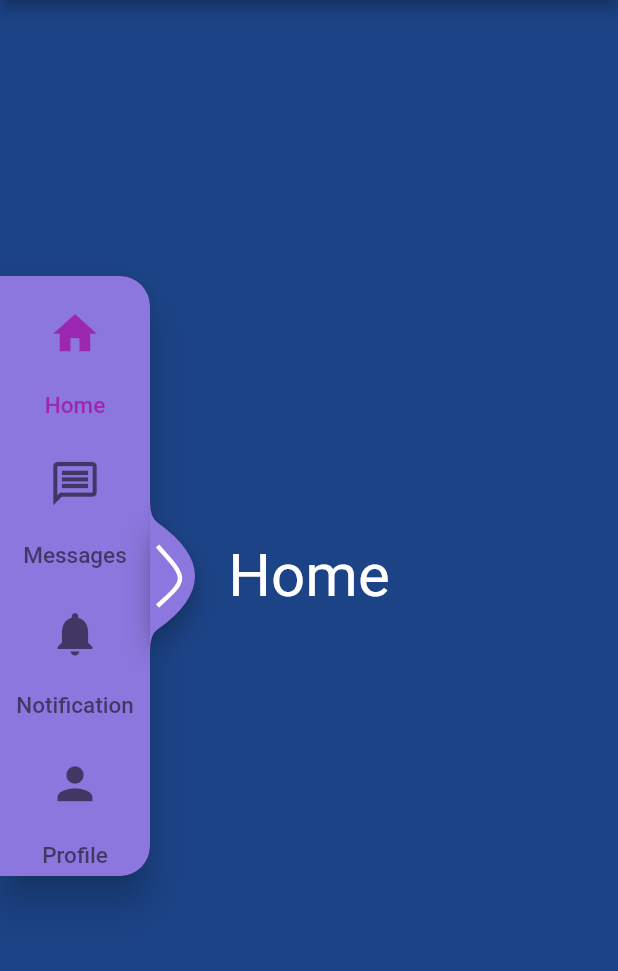
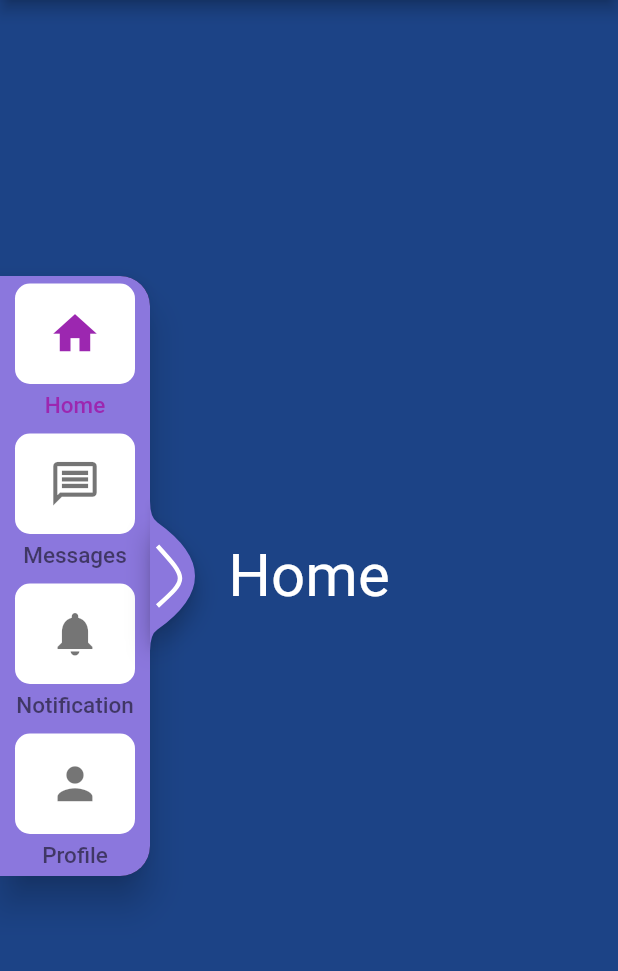
Before and after one commit to youssefali424/AnimatedRail, a Flutter app: the screen it shows after launch, on a phone screen of 412 x 824 dp, the part 84-1055 px from its top. Run offline on Flutter 3.47's test engine with Material 2 defaults, Android fonts, the phone set to English and light mode, and no system bars.

```diff
--- a/analysis_options.yaml
+++ b/analysis_options.yaml
@@ -1 +1,4 @@
 include: package:pedantic/analysis_options.yaml
+analyzer:
+    - enable-experiment:
+        - non-nullable
--- a/example/lib/main.dart
+++ b/example/lib/main.dart
@@ -89,7 +89,7 @@ class _MyHomePageState extends State<MyHomePage> {
         background: hexToColor('#8B77DD'),
         maxWidth: 275,
         width: 100,
-        iconBackground: Colors.transparent,
+        // iconBackground: Colors.transparent,
         items: [
           RailItem(
               icon: Icon(Icons.home),
--- a/lib/AnimatedRail/AnimatedRail.dart
+++ b/lib/AnimatedRail/AnimatedRail.dart
@@ -22,16 +22,16 @@ class AnimatedRail extends StatefulWidget {
   final Color iconBackground;
 
   /// default active color for text and icon if the [RailItem] doesn't have one
-  final Color activeColor;
+  final Color? activeColor;
 
   /// default inactive icon and text color if the [RailItem] doesn't have one
-  final Color iconColor;
+  final Color? iconColor;
 
   /// current selected Index dont use it unlessa you want to change the tabs programmatically
-  final int selectedIndex;
+  final int? selectedIndex;
 
   /// background of the rail
-  final Color background;
+  final Color? background;
 
   /// if true the the rail can exapnd and reach [maxWidth] and the animation for text will take effect default true
   final bool expand;
@@ -39,7 +39,7 @@ class AnimatedRail extends StatefulWidget {
   /// if true the rail will not move vertically default to false
   final bool isStatic;
   const AnimatedRail(
-      {Key key,
+      {Key? key,
       this.width = 100,
       this.maxWidth = 350,
       this.direction = TextDirection.ltr,
@@ -64,11 +64,10 @@ class _AnimatedRailState extends State<AnimatedRail> {
   @override
   void didUpdateWidget(covariant AnimatedRail oldWidget) {
     super.didUpdateWidget(oldWidget);
-    if (widget.selectedIndex != null) {
+    var index = widget.selectedIndex;
+    if (index != null) {
       selectedIndexNotifier.value =
-          (widget.selectedIndex ?? 0) > (widget.items.length - 1)
-              ? 0
-              : widget.selectedIndex;
+          index > (widget.items.length - 1) ? 0 : index;
     }
   }
 
@@ -91,8 +90,8 @@ class _AnimatedRailState extends State<AnimatedRail> {
               children: [
                 ValueListenableBuilder(
                   valueListenable: selectedIndexNotifier,
-                  builder: (cx, index, _) =>
-                      items.isNotEmpty ? items[index].screen : Container(),
+                  builder: (cx, int? index, _) =>
+                      items.isNotEmpty ? items[index ?? 0].screen : Container(),
                 ),
                 AnimatedRailRaw(
                   constraints: constraints,
--- a/lib/AnimatedRail/AnimatedRailRaw.dart
+++ b/lib/AnimatedRail/AnimatedRailRaw.dart
@@ -11,7 +11,7 @@ class AnimatedRailRaw extends StatefulWidget {
   final BoxConstraints constraints;
 
   /// on tab clicked
-  final ValueChanged<int> onTap;
+  final ValueChanged<int>? onTap;
 
   /// the width of the rail when it is opened default to 100
   final double width;
@@ -26,19 +26,19 @@ class AnimatedRailRaw extends StatefulWidget {
   final List<RailItem> items;
 
   /// default icon background color if the [RailItem] doesn't have one
-  final Color iconBackground;
+  final Color? iconBackground;
 
   /// default active color for text and icon if the [RailItem] doesn't have one
-  final Color activeColor;
+  final Color? activeColor;
 
   /// default inactive icon and text color if the [RailItem] doesn't have one
-  final Color iconColor;
+  final Color? iconColor;
 
   /// current selected Index dont use it unlessa you want to change the tabs programmatically
-  final int selectedIndex;
+  final int? selectedIndex;
 
   /// background of the rail
-  final Color background;
+  final Color? background;
 
   /// if true the the rail can exapnd and reach [maxWidth] and the animation for text will take effect default true
   final bool expand;
@@ -47,13 +47,13 @@ class AnimatedRailRaw extends StatefulWidget {
   final bool isStatic;
 
   const AnimatedRailRaw(
-      {Key key,
-      @required this.constraints,
+      {Key? key,
+      this.constraints = const BoxConstraints(),
       this.width = 100,
       this.maxWidth = 350,
       this.direction = TextDirection.ltr,
       this.items = const [],
-      this.iconBackground = Colors.white,
+      this.iconBackground,
       this.activeColor,
       this.iconColor,
       this.selectedIndex,
@@ -69,26 +69,24 @@ class AnimatedRailRaw extends StatefulWidget {
 
 class _AnimatedRailRawState extends State<AnimatedRailRaw>
     with TickerProviderStateMixin {
-  Animation<double> _animation;
-  AnimationController _controller;
-  Animation<double> _cursorAnimation;
-  AnimationController _cursorAnimationController;
+  late Animation<double> _animation;
+  late AnimationController _controller;
+  late Animation<double> _cursorAnimation;
+  late AnimationController _cursorAnimationController;
   ValueNotifier<double> animationNotifier = ValueNotifier(0);
-  double width;
+  late double width;
   double translateY = 0;
-  double velocity;
+  double? velocity;
   int selectedIndex = 0;
-  InterpolateConfig config;
+  late InterpolateConfig config;
   final GlobalKey _railKey = GlobalKey();
   @override
   void initState() {
     super.initState();
     width = widget.width;
-
-    if (widget.selectedIndex != null) {
-      selectedIndex = widget.selectedIndex > (widget.items.length - 1)
-          ? 0
-          : widget.selectedIndex;
+    var index = widget.selectedIndex;
+    if (index != null) {
+      selectedIndex = index > (widget.items.length - 1) ? 0 : index;
     }
 
     _controller =
@@ -111,7 +109,7 @@ class _AnimatedRailRawState extends State<AnimatedRailRaw>
     });
     config = InterpolateConfig([
       widget.width,
-      lerpDouble(widget.width, widget.maxWidth, 0.5),
+      lerpDouble(widget.width, widget.maxWidth, 0.5)!,
       widget.maxWidth
     ], [
       0,
@@ -135,7 +133,7 @@ class _AnimatedRailRawState extends State<AnimatedRailRaw>
     _animation = _controller.drive(
       Tween<double>(
         begin: width,
-        end: snapPoint(width, velocity,
+        end: snapPoint(width, velocity ?? 0.0,
             [.1, widget.width, if (widget.expand) widget.maxWidth]),
       ).chain(CurveTween(curve: Curves.easeInToLinear)),
     );
@@ -176,14 +174,13 @@ class _AnimatedRailRawState extends State<AnimatedRailRaw>
         width = 0;
       }
     }
-    if (widget.selectedIndex != null) {
-      selectedIndex = (widget.selectedIndex ?? 0) > (widget.items.length - 1)
-          ? 0
-          : widget.selectedIndex;
+    var index = widget.selectedIndex;
+    if (index != null) {
+      selectedIndex = index > (widget.items.length - 1) ? 0 : index;
     }
     config = InterpolateConfig([
       widget.width,
-      lerpDouble(widget.width, widget.maxWidth, 0.5),
+      lerpDouble(widget.width, widget.maxWidth, 0.5)!,
       widget.maxWidth
     ], [
       0,
@@ -249,7 +246,7 @@ class _AnimatedRailRawState extends State<AnimatedRailRaw>
     if (widget.isStatic) {
       return;
     }
-    RenderBox getBox = _railKey?.currentContext?.findRenderObject();
+    var getBox = _railKey.currentContext?.findRenderObject() as RenderBox;
     var pos = getBox.localToGlobal(Offset.zero);
     var max = MediaQuery.of(context).size.height;
     if ((pos.dy + d.delta.dy) + height > max && d.delta.dy > 0) {
@@ -327,11 +324,12 @@ class _AnimatedRailRawState extends State<AnimatedRailRaw>
                 quarterTurns: widget.direction == TextDirection.rtl ? 2 : 0,
                 child: ValueListenableBuilder(
                     valueListenable: animationNotifier,
-                    builder: (cx, value, _) => CustomPaint(
+                    builder: (cx, double value, _) => CustomPaint(
                             painter: PointerPainter(
                           animation: value,
                           color: widget.background ?? theme.primaryColor,
-                          arrowTintColor: widget.activeColor,
+                          arrowTintColor:
+                              widget.activeColor ?? theme.secondaryHeaderColor,
                         ))),
               )),
         ),
@@ -392,7 +390,7 @@ class _AnimatedRailRawState extends State<AnimatedRailRaw>
                                       theme.primaryColor)
                                   : (item.iconColor ??
                                       widget.iconColor ??
-                                      theme.textTheme?.headline1?.color ??
+                                      theme.textTheme.headline1?.color ??
                                       Colors.black),
                               size: 35),
                         ),
@@ -403,7 +401,7 @@ class _AnimatedRailRawState extends State<AnimatedRailRaw>
                       child: Opacity(
                         opacity: 1 - value,
                         child: Text(
-                          item.label,
+                          item.label ?? '',
                           style: TextStyle(
                             color: selectedIndex == i
                                 ? (item.activeColor ??
@@ -411,7 +409,7 @@ class _AnimatedRailRawState extends State<AnimatedRailRaw>
                                     theme.primaryColor)
                                 : (item.iconColor ??
                                     widget.iconColor ??
-                                    theme.textTheme?.headline1?.color ??
+                                    theme.textTheme.headline1?.color ??
                                     Colors.black),
                             fontSize: 15,
                           ),
@@ -432,7 +430,7 @@ class _AnimatedRailRawState extends State<AnimatedRailRaw>
                   padding: const EdgeInsets.only(bottom: 25),
                   child: Center(
                     child: Text(
-                      item.label,
+                      item.label ?? '',
                       style: TextStyle(
                           fontSize: 30,
                           color: selectedIndex == i
@@ -441,7 +439,7 @@ class _AnimatedRailRawState extends State<AnimatedRailRaw>
                                   theme.primaryColor)
                               : (item.iconColor ??
                                   widget.iconColor ??
-                                  theme.textTheme?.headline1?.color ??
+                                  theme.textTheme.headline1?.color ??
                                   Colors.black)),
                     ),
                   ),
--- a/lib/AnimatedRail/PointPainter.dart
+++ b/lib/AnimatedRail/PointPainter.dart
@@ -7,7 +7,9 @@ class PointerPainter extends CustomPainter {
   final Color arrowTintColor;
   final Color color;
   PointerPainter(
-      {this.animation, this.color, this.arrowTintColor = Colors.purple});
+      {this.animation = 0.0,
+      this.color = Colors.black,
+      this.arrowTintColor = Colors.purple});
   @override
   void paint(Canvas canvas, Size size) {
     const pointerHeight = 100;
--- a/lib/AnimatedRail/RailItem.dart
+++ b/lib/AnimatedRail/RailItem.dart
@@ -9,23 +9,23 @@ class RailItem {
   Widget icon;
 
   /// string label
-  String label;
+  String? label;
 
   /// `required` screen to show when this [RailItem] is selected
   Widget screen;
 
   /// default icon background color
-  final Color background;
+  final Color? background;
 
   /// default active color for text and icon
-  final Color activeColor;
+  final Color? activeColor;
 
   /// default inactive icon and text color
-  final Color iconColor;
+  final Color? iconColor;
 
   RailItem({
-    @required this.icon,
-    @required this.screen,
+    this.icon = const SizedBox(),
+    this.screen = const SizedBox(),
     this.label,
     this.background,
     this.activeColor,
--- a/lib/AnimatedRail/interpolate.dart
+++ b/lib/AnimatedRail/interpolate.dart
@@ -67,8 +67,8 @@ class InterpolateConfig {
   List<double> inputRange;
   List<double> outputRange;
   Extrapolate extrapolate;
-  Extrapolate extrapolateLeft;
-  Extrapolate extrapolateRight;
+  Extrapolate? extrapolateLeft;
+  Extrapolate? extrapolateRight;
   InterpolateConfig(this.inputRange, this.outputRange,
       {this.extrapolate = Extrapolate.EXTEND,
       this.extrapolateLeft,
--- a/pubspec.yaml
+++ b/pubspec.yaml
@@ -1,10 +1,10 @@
 name: animated_rail
 description: Flutter Animated Navigation Rail with multiple cool effects and options like closing and openeing the rail.
-version: 1.0.0
+version: 1.0.0-nullsafety.1
 homepage: https://github.com/youssefali424/AnimatedRail
 
 environment:
-  sdk: ">=2.7.0 <3.0.0"
+  sdk: ">=2.12.0-0 <3.0.0"
   flutter: ">=1.17.0"
 
 dependencies:
```
Also changed, not shown: example/pubspec.lock, pubspec.lock, 2 other files.
